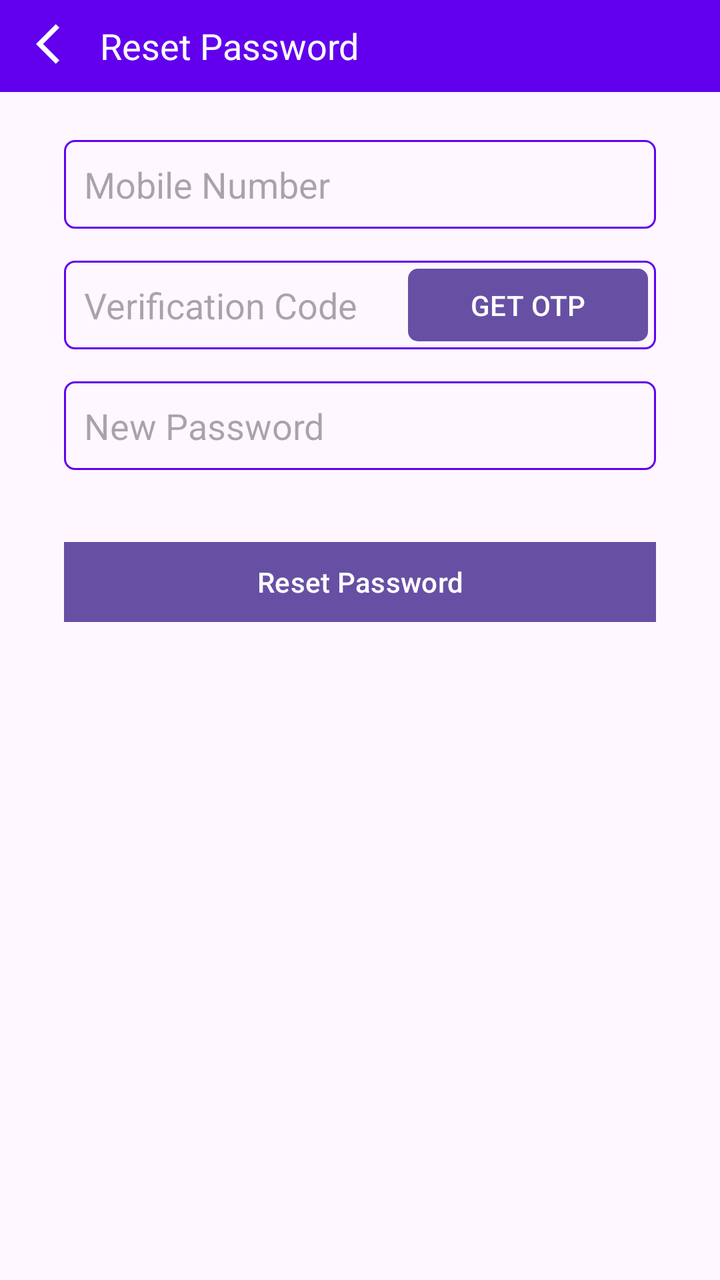
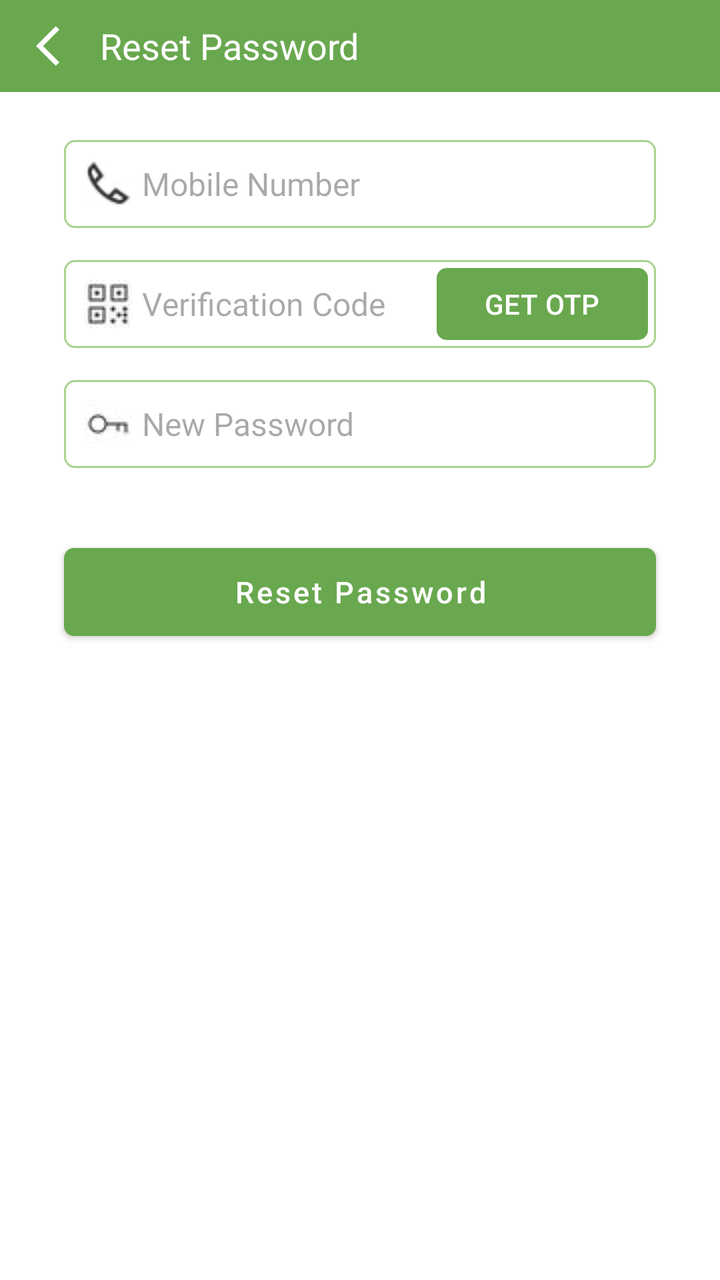

Screens rendered from an Android XML layout before and after an edit, with the pre-edit source and the edit as a unified diff.
<!-- AndroidManifest.xml: application theme Theme.VictoryGame -->
<!-- res/layout/fragment_reset_password.xml -->
<?xml version="1.0" encoding="utf-8"?>
<androidx.constraintlayout.widget.ConstraintLayout xmlns:android="http://schemas.android.com/apk/res/android"
    xmlns:app="http://schemas.android.com/apk/res-auto"
    xmlns:tools="http://schemas.android.com/tools"
    android:layout_width="match_parent"
    android:layout_height="match_parent"
    tools:context=".fragments.ResetPassword">

    <TextView
        android:id="@+id/textView4"
        android:layout_width="0dp"
        android:layout_height="46dp"
        android:background="@color/design_default_color_primary"
        android:gravity="center_vertical"
        android:paddingStart="50dp"
        android:text="Reset Password"
        android:textColor="@color/white"
        android:textSize="18sp"
        app:layout_constraintEnd_toEndOf="parent"
        app:layout_constraintStart_toStartOf="parent"
        app:layout_constraintTop_toTopOf="parent" />

    <ImageButton
        android:id="@+id/back_reset"
        android:layout_width="wrap_content"
        android:layout_height="0dp"
        android:background="@android:color/transparent"
        android:padding="10dp"
        android:paddingStart="18dp"
        android:paddingEnd="8dp"
        android:src="@drawable/baseline_arrow_back_ios_24"
        app:layout_constraintBottom_toBottomOf="@+id/textView7"
        app:layout_constraintStart_toStartOf="parent"
        app:layout_constraintTop_toTopOf="@+id/textView7" />

    <EditText
        android:id="@+id/editTextPhone3"
        android:layout_width="0dp"
        android:layout_height="wrap_content"
        android:layout_marginStart="32dp"
        android:layout_marginTop="24dp"
        android:layout_marginEnd="32dp"
        android:background="@drawable/bg_square_box"
        android:ems="10"
        android:hint="Mobile Number"
        android:inputType="phone"
        android:padding="10dp"
        app:layout_constraintEnd_toEndOf="parent"
        app:layout_constraintStart_toStartOf="parent"
        app:layout_constraintTop_toBottomOf="@+id/textView4" />

    <EditText
        android:id="@+id/editTextNumber"
        android:layout_width="0dp"
        android:layout_height="wrap_content"
        android:layout_marginStart="32dp"
        android:layout_marginTop="16dp"
        android:layout_marginEnd="32dp"
        android:background="@drawable/bg_square_box"
        android:ems="10"
        android:hint="Verification Code"
        android:inputType="number"
        android:padding="10dp"
        app:layout_constraintEnd_toEndOf="parent"
        app:layout_constraintStart_toStartOf="parent"
        app:layout_constraintTop_toBottomOf="@+id/editTextPhone3" />

    <Button
        android:id="@+id/button_reset_password"
        android:layout_width="0dp"
        android:layout_height="wrap_content"
        android:layout_marginTop="32dp"
        android:text="Reset Password"
        app:cornerRadius="0dp"
        app:layout_constraintEnd_toEndOf="@+id/editTextTextPassword3"
        app:layout_constraintStart_toStartOf="@+id/editTextTextPassword3"
        app:layout_constraintTop_toBottomOf="@+id/editTextTextPassword3" />

    <Button
        android:id="@+id/button_otp"
        android:layout_width="wrap_content"
        android:layout_height="0dp"
        android:layout_marginEnd="4dp"
        android:width="120dp"
        android:gravity="center"
        android:text="GET OTP"
        app:cornerRadius="5dp"
        app:layout_constraintBottom_toBottomOf="@+id/editTextNumber"
        app:layout_constraintEnd_toEndOf="@+id/editTextNumber"
        app:layout_constraintTop_toTopOf="@+id/editTextNumber" />

    <EditText
        android:id="@+id/editTextTextPassword3"
        android:layout_width="0dp"
        android:layout_height="wrap_content"
        android:layout_marginStart="32dp"
        android:layout_marginTop="16dp"
        android:layout_marginEnd="32dp"
        android:background="@drawable/bg_square_box"
        android:ems="10"
        android:hint="New Password"
        android:inputType="textPassword"
        android:padding="10dp"
        app:layout_constraintEnd_toEndOf="parent"
        app:layout_constraintStart_toStartOf="parent"
        app:layout_constraintTop_toBottomOf="@+id/editTextNumber" />
</androidx.constraintlayout.widget.ConstraintLayout>
<!-- resources referenced by this layout -->
<resources>
  <color name="white">#FFFFFFFF</color>
  <!-- drawable baseline_arrow_back_ios_24 (drawable) -->
  <vector android:autoMirrored="true" android:height="24dp"
      android:tint="#FFFFFF" android:viewportHeight="24"
      android:viewportWidth="24" android:width="24dp" xmlns:android="http://schemas.android.com/apk/res/android">
      <path android:fillColor="@android:color/white" android:pathData="M11.67,3.87L9.9,2.1 0,12l9.9,9.9 1.77,-1.77L3.54,12z"/>
  </vector>
  <!-- drawable bg_square_box (drawable) -->
  <?xml version="1.0" encoding="utf-8"?>
  <shape android:shape="rectangle" xmlns:android="http://schemas.android.com/apk/res/android">
  <stroke android:color="@color/design_default_color_primary" android:width="1dp"/>
      <corners android:radius="5dp"/>
  </shape>
  <style name="Theme.VictoryGame" parent="Base.Theme.VictoryGame" />
  <style name="Base.Theme.VictoryGame" parent="Theme.Material3.DayNight.NoActionBar">
          
          
      </style>
</resources>

<!-- the commit's change to res/layout/fragment_reset_password.xml (unified diff, before → after) -->
@@ -9,14 +9,10 @@
     <TextView
         android:id="@+id/textView4"
         android:layout_width="0dp"
-        android:layout_height="46dp"
-        android:background="@color/design_default_color_primary"
-        android:gravity="center_vertical"
-        android:paddingStart="50dp"
+        style="@style/ToolBarStyle"
         android:text="Reset Password"
-        android:textColor="@color/white"
-        android:textSize="18sp"
         app:layout_constraintEnd_toEndOf="parent"
+        app:layout_constraintHorizontal_bias="0.0"
         app:layout_constraintStart_toStartOf="parent"
         app:layout_constraintTop_toTopOf="parent" />
 
@@ -29,49 +25,46 @@
         android:paddingStart="18dp"
         android:paddingEnd="8dp"
         android:src="@drawable/baseline_arrow_back_ios_24"
-        app:layout_constraintBottom_toBottomOf="@+id/textView7"
+        app:layout_constraintBottom_toBottomOf="@+id/textView4"
         app:layout_constraintStart_toStartOf="parent"
-        app:layout_constraintTop_toTopOf="@+id/textView7" />
+        app:layout_constraintTop_toTopOf="parent" />
 
     <EditText
         android:id="@+id/editTextPhone3"
+        style="@style/EditTextStyle"
         android:layout_width="0dp"
         android:layout_height="wrap_content"
         android:layout_marginStart="32dp"
         android:layout_marginTop="24dp"
         android:layout_marginEnd="32dp"
-        android:background="@drawable/bg_square_box"
-        android:ems="10"
+        android:drawableStart="@drawable/phone"
         android:hint="Mobile Number"
         android:inputType="phone"
-        android:padding="10dp"
         app:layout_constraintEnd_toEndOf="parent"
         app:layout_constraintStart_toStartOf="parent"
         app:layout_constraintTop_toBottomOf="@+id/textView4" />
 
     <EditText
         android:id="@+id/editTextNumber"
+        style="@style/EditTextStyle"
+        android:drawableStart="@drawable/code"
         android:layout_width="0dp"
         android:layout_height="wrap_content"
         android:layout_marginStart="32dp"
         android:layout_marginTop="16dp"
         android:layout_marginEnd="32dp"
-        android:background="@drawable/bg_square_box"
-        android:ems="10"
         android:hint="Verification Code"
         android:inputType="number"
-        android:padding="10dp"
         app:layout_constraintEnd_toEndOf="parent"
         app:layout_constraintStart_toStartOf="parent"
         app:layout_constraintTop_toBottomOf="@+id/editTextPhone3" />
 
     <Button
         android:id="@+id/button_reset_password"
+        style="@style/FillButtonStyle"
         android:layout_width="0dp"
-        android:layout_height="wrap_content"
         android:layout_marginTop="32dp"
         android:text="Reset Password"
-        app:cornerRadius="0dp"
         app:layout_constraintEnd_toEndOf="@+id/editTextTextPassword3"
         app:layout_constraintStart_toStartOf="@+id/editTextTextPassword3"
         app:layout_constraintTop_toBottomOf="@+id/editTextTextPassword3" />
@@ -81,7 +74,6 @@
         android:layout_width="wrap_content"
         android:layout_height="0dp"
         android:layout_marginEnd="4dp"
-        android:width="120dp"
         android:gravity="center"
         android:text="GET OTP"
         app:cornerRadius="5dp"
@@ -91,16 +83,15 @@
 
     <EditText
         android:id="@+id/editTextTextPassword3"
+        style="@style/EditTextStyle"
         android:layout_width="0dp"
         android:layout_height="wrap_content"
         android:layout_marginStart="32dp"
         android:layout_marginTop="16dp"
         android:layout_marginEnd="32dp"
-        android:background="@drawable/bg_square_box"
-        android:ems="10"
+        android:drawableStart="@drawable/password"
         android:hint="New Password"
         android:inputType="textPassword"
-        android:padding="10dp"
         app:layout_constraintEnd_toEndOf="parent"
         app:layout_constraintStart_toStartOf="parent"
         app:layout_constraintTop_toBottomOf="@+id/editTextNumber" />
<!-- resource entries referenced after the edit -->
@@ -1,22 +1,65 @@
 <!-- resources referenced by this layout -->
 <resources>
-  <color name="white">#FFFFFFFF</color>
   <!-- drawable baseline_arrow_back_ios_24 (drawable) -->
   <vector android:autoMirrored="true" android:height="24dp"
-      android:tint="#FFFFFF" android:viewportHeight="24"
+      android:tint="@color/light_text" android:viewportHeight="24"
       android:viewportWidth="24" android:width="24dp" xmlns:android="http://schemas.android.com/apk/res/android">
-      <path android:fillColor="@android:color/white" android:pathData="M11.67,3.87L9.9,2.1 0,12l9.9,9.9 1.77,-1.77L3.54,12z"/>
+      <path android:fillColor="@color/dark_text" android:pathData="M11.67,3.87L9.9,2.1 0,12l9.9,9.9 1.77,-1.77L3.54,12z"/>
   </vector>
+  <!-- drawable code: jpg bitmap (drawable, 439 bytes) -->
+  <!-- drawable password: jpg bitmap (drawable, 353 bytes) -->
+  <!-- drawable phone: jpg bitmap (drawable, 709 bytes) -->
+  <style name="EditTextStyle" parent="@style/Widget.AppCompat.TextView">
+          <item name="android:background">@drawable/bg_square_box</item>
+          <item name="android:textSize">16sp</item>
+          <item name="android:padding">10dp</item>
+          <item name="android:inputType">text</item>
+          <item name="android:drawablePadding">5dp</item>
+      </style>
+  <style name="FillButtonStyle" parent="@style/Widget.MaterialComponents.Button">
+          <item name="cornerRadius">5dp</item>
+          <item name="android:textAllCaps">false</item>
+          <item name="android:textSize">15sp</item>
+          <item name="android:insetTop">8dp</item>
+          <item name="android:insetBottom">8dp</item>
+          <item name="android:layout_height">60dp</item>
+      </style>
+  <style name="ToolBarStyle" parent="@style/Widget.AppCompat.TextView">
+          <item name="android:layout_width">0dp</item>
+          <item name="android:layout_height">46dp</item>
+          <item name="android:background">?attr/colorPrimary</item>
+          <item name="android:textColor">?attr/colorOnPrimary</item>
+          <item name="android:gravity">center_vertical</item>
+          <item name="android:paddingStart">50dp</item>
+          <item name="android:textSize">18sp</item>
+      </style>
   <!-- drawable bg_square_box (drawable) -->
   <?xml version="1.0" encoding="utf-8"?>
   <shape android:shape="rectangle" xmlns:android="http://schemas.android.com/apk/res/android">
-  <stroke android:color="@color/design_default_color_primary" android:width="1dp"/>
+  <stroke android:color="@color/green_accent" android:width="1dp"/>
       <corners android:radius="5dp"/>
   </shape>
   <style name="Theme.VictoryGame" parent="Base.Theme.VictoryGame" />
+  <color name="light_text">#FFFFFF</color>
+  <color name="dark_text">#000000</color>
   <style name="Base.Theme.VictoryGame" parent="Theme.Material3.DayNight.NoActionBar">
           
-          
+          <item name="colorPrimary">@color/green_primary</item>
+          <item name="colorPrimaryDark">@color/green_primary_dark</item>
+          <item name="colorAccent">@color/green_accent</item>
+          <item name="colorOnPrimary">@color/light_text</item>
+          <item name="android:windowBackground">@color/light_background</item>
+          <item name="android:textColorPrimary">@color/dark_text</item>
+          <item name="android:textColorSecondary">@color/light_text_secondary</item>
+          <item name="colorContainer">@color/light_bg</item>
+  
+  
       </style>
+  <color name="green_accent">#A7D58F</color>
+  <color name="green_primary">#69A84F</color>
+  <color name="green_primary_dark">#4D7F42</color>
+  <color name="light_background">#FFFFFF</color>
+  <color name="light_text_secondary">#666666</color>
+  <color name="light_bg">#F4F4F4</color>
 </resources>
 
